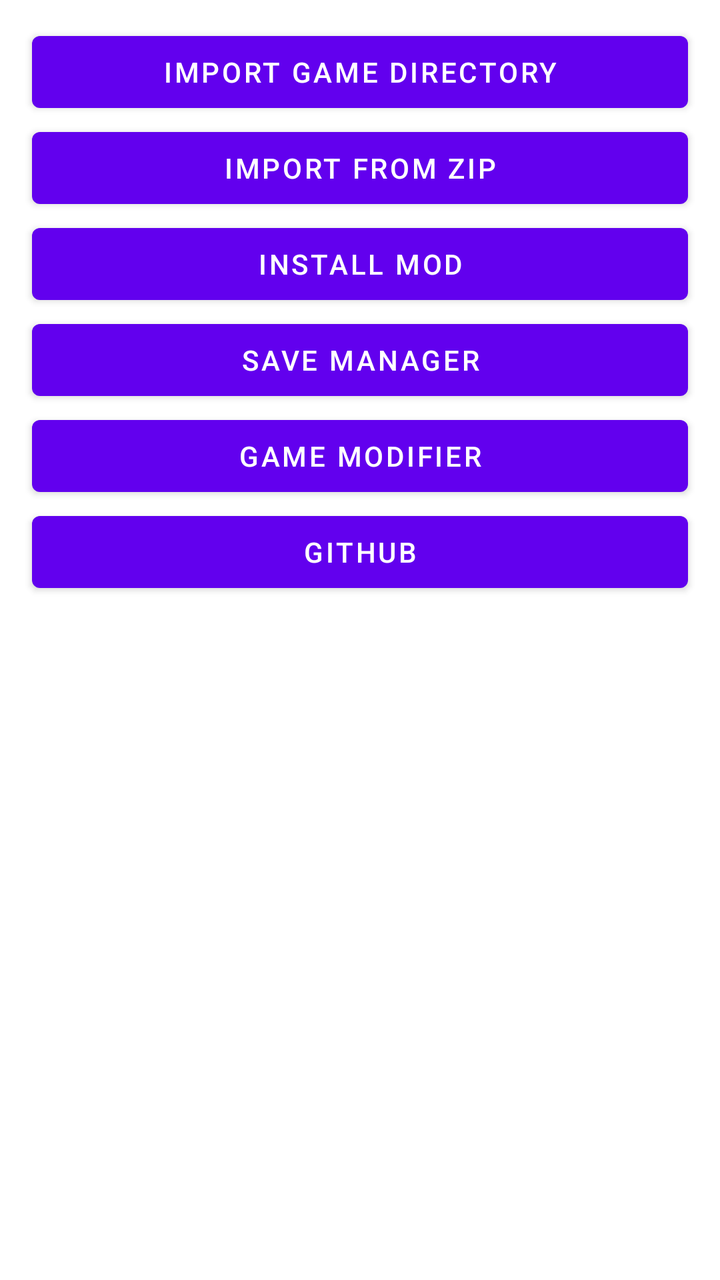
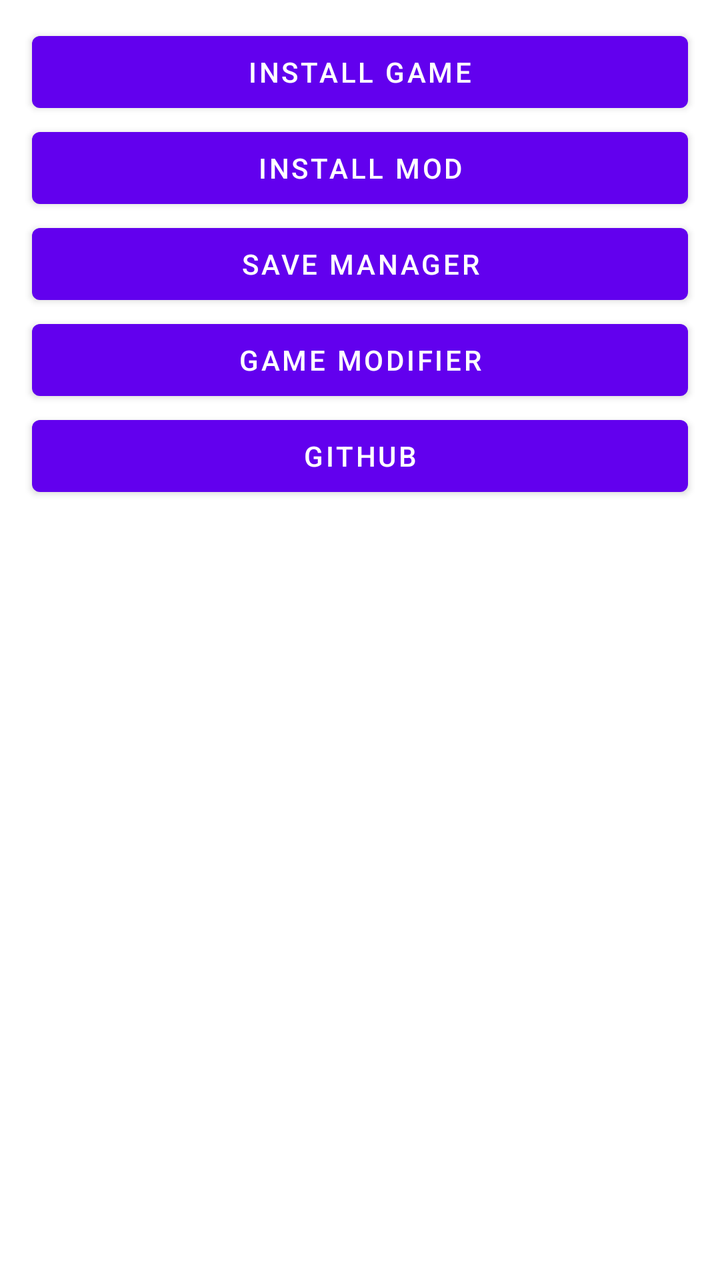

The first picture is an Android layout as it rendered before a commit; the second is the same layout after the commit. The layout source and the unified diff follow.
<!-- AndroidManifest.xml: fallback theme Theme.MaterialComponents.DayNight.NoActionBar -->
<!-- res/layout/launcher.xml -->
<?xml version="1.0" encoding="utf-8"?>
<LinearLayout xmlns:android="http://schemas.android.com/apk/res/android"
    android:orientation="vertical"
    android:layout_width="fill_parent"
    android:layout_height="fill_parent">
    <Button android:id="@+id/import_directory"
        android:layout_width="match_parent"
        android:layout_height="wrap_content"
        android:layout_marginTop="12dp"
        android:layout_marginLeft="16dp"
        android:layout_marginRight="16dp"
        android:text="@string/action_install_from_directory" />
    <Button android:id="@+id/import_zip"
        android:layout_width="match_parent"
        android:layout_height="wrap_content"
        android:layout_marginLeft="16dp"
        android:layout_marginRight="16dp"
        android:text="@string/action_install_from_zip" />
    <Button android:id="@+id/install_mod"
        android:layout_width="match_parent"
        android:layout_height="wrap_content"
        android:layout_marginLeft="16dp"
        android:layout_marginRight="16dp"
        android:text="@string/action_install_mod" />
    <Button android:id="@+id/save_manager"
        android:layout_width="match_parent"
        android:layout_height="wrap_content"
        android:layout_marginLeft="16dp"
        android:layout_marginRight="16dp"
        android:text="@string/action_save_manager" />
    <Button android:id="@+id/game_modifier"
        android:layout_width="match_parent"
        android:layout_height="wrap_content"
        android:layout_marginLeft="16dp"
        android:layout_marginRight="16dp"
        android:text="@string/action_game_modifier" />
    <Button android:id="@+id/open_github"
        android:layout_width="match_parent"
        android:layout_height="wrap_content"
        android:layout_marginLeft="16dp"
        android:layout_marginRight="16dp"
        android:text="@string/action_github" />
    <ListView android:id="@+id/list"
        android:layout_width="fill_parent"
        android:layout_height="0dp"
        android:layout_weight="1" />
</LinearLayout>
<!-- resources referenced by this layout -->
<resources>
  <string name="action_game_modifier">Game Modifier</string>
  <string name="action_github">GitHub</string>
  <string name="action_install_from_directory">Import Game Directory</string>
  <string name="action_install_from_zip">Import from ZIP</string>
  <string name="action_install_mod">Install MOD</string>
  <string name="action_save_manager">Save Manager</string>
</resources>

<!-- the commit's change to res/layout/launcher.xml (unified diff, before → after) -->
@@ -3,19 +3,13 @@
     android:orientation="vertical"
     android:layout_width="fill_parent"
     android:layout_height="fill_parent">
-    <Button android:id="@+id/import_directory"
+    <Button android:id="@+id/install_game"
         android:layout_width="match_parent"
         android:layout_height="wrap_content"
         android:layout_marginTop="12dp"
         android:layout_marginLeft="16dp"
         android:layout_marginRight="16dp"
-        android:text="@string/action_install_from_directory" />
-    <Button android:id="@+id/import_zip"
-        android:layout_width="match_parent"
-        android:layout_height="wrap_content"
-        android:layout_marginLeft="16dp"
-        android:layout_marginRight="16dp"
-        android:text="@string/action_install_from_zip" />
+        android:text="@string/action_install_game" />
     <Button android:id="@+id/install_mod"
         android:layout_width="match_parent"
         android:layout_height="wrap_content"
<!-- resource entries referenced after the edit -->
@@ -2,8 +2,7 @@
 <resources>
   <string name="action_game_modifier">Game Modifier</string>
   <string name="action_github">GitHub</string>
-  <string name="action_install_from_directory">Import Game Directory</string>
-  <string name="action_install_from_zip">Import from ZIP</string>
+  <string name="action_install_game">Install Game</string>
   <string name="action_install_mod">Install MOD</string>
   <string name="action_save_manager">Save Manager</string>
 </resources>
